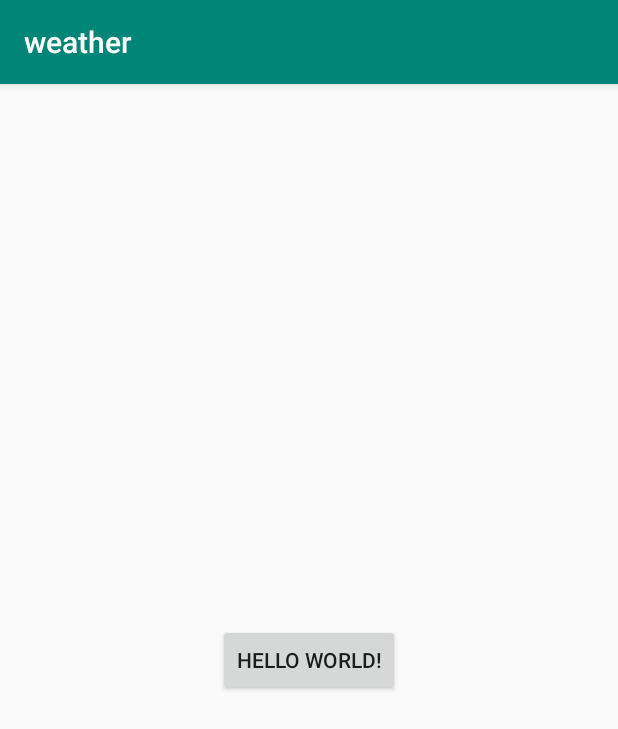
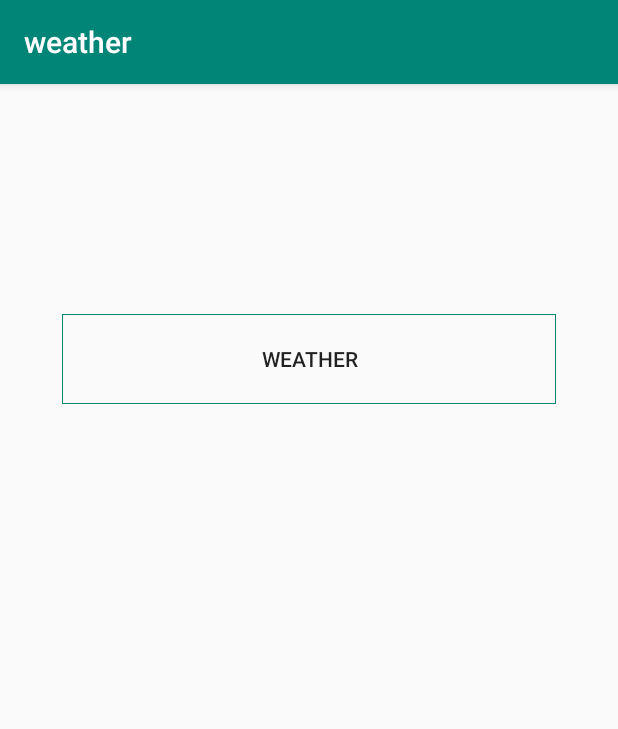
Before and after one commit to shuqianlan/weather, an Android app: the screen it shows after launch (HomeActivity), on a phone screen of 412 x 824 dp. Shown: the top 729 px of the screen. Run offline under Robolectric (Android 15) with nearby library versions, the phone set to English and light mode, and no system bars; our stand-ins replace ButterKnife; libraries missing offline, so code that uses them is left out: com.baidu.location; 12 statements that could not run were skipped.

Commit message:
彩云
- 官方说明文档.

```diff
--- a/app/build.gradle
+++ b/app/build.gradle
@@ -42,9 +42,12 @@ dependencies {
     //    })
     implementation 'com.android.support:appcompat-v7:28.0.0'
     implementation 'com.android.support.constraint:constraint-layout:1.1.3'
+    implementation 'com.android.support:design:28.0.0'
     testImplementation 'junit:junit:4.12'
     androidTestImplementation 'com.android.support.test:runner:1.0.2'
     androidTestImplementation 'com.android.support.test.espresso:espresso-core:3.0.2'
     implementation 'com.jakewharton:butterknife:9.0.0-rc1'
     implementation 'com.jakewharton:butterknife-compiler:9.0.0-rc1'
+    implementation 'com.squareup.okhttp3:okhttp:3.11.0'
+    implementation 'com.squareup.okio:okio:2.1.0'
 }
--- a/app/src/main/java/com/ilifesmart/WeatherApplication.java
+++ b/app/src/main/java/com/ilifesmart/WeatherApplication.java
@@ -16,16 +16,16 @@ public class WeatherApplication extends Application {
 
     private double mLatitude;
     private double mLongitude;
-    private Context mApplicationContext;
+
+    private static Context mContext;
 
     @Override
     public void onCreate() {
         super.onCreate();
 
-        mApplicationContext = getApplicationContext();
+        mContext = getApplicationContext();
         mLocationClient = new LocationClient(getApplicationContext());
         mLocationClient.registerLocationListener(mLocationListener);
-
 
         option.setLocationMode(LocationClientOption.LocationMode.Hight_Accuracy);
         option.setCoorType("GCJ02"); // 经纬度坐标类型.
@@ -36,7 +36,6 @@ public class WeatherApplication extends Application {
         option.setWifiCacheTimeOut(5*60*1000);
         option.setEnableSimulateGps(false);
         mLocationClient.setLocOption(option);
-
     }
 
     public static boolean isInLocating() {
@@ -54,4 +53,9 @@ public class WeatherApplication extends Application {
     public static void stopLocation() {
         mLocationClient.stop();
     }
+
+    public static Context getContext() {
+        return mContext;
+    }
+
 }
--- /dev/null
+++ b/app/src/main/res/drawable/stroke_background.xml
@@ -0,0 +1,7 @@
+<?xml version="1.0" encoding="utf-8"?>
+<shape xmlns:android="http://schemas.android.com/apk/res/android"
+    android:shape="rectangle"
+    >
+
+    <stroke android:width="1px" android:color="@color/colorPrimary" />
+</shape>
--- a/app/src/main/res/layout/activity_home.xml
+++ b/app/src/main/res/layout/activity_home.xml
@@ -5,16 +5,33 @@
     xmlns:app="http://schemas.android.com/apk/res-auto"
     android:layout_width="match_parent"
     android:layout_height="match_parent"
-    tools:context=".HomeActivity">
+    tools:context="com.ilifesmart.HomeActivity">
 
-    <Button
-        android:layout_width="wrap_content"
-        android:layout_height="wrap_content"
-        android:id="@+id/start"
-        android:text="Hello World!"
+    <ScrollView
+        android:layout_width="0dp"
+        android:layout_height="0dp"
+        app:layout_constraintWidth_percent="0.8"
+        app:layout_constraintHeight_percent="0.6"
+        app:layout_constraintStart_toStartOf="parent"
+        app:layout_constraintEnd_toEndOf="parent"
+        app:layout_constraintTop_toTopOf="parent"
         app:layout_constraintBottom_toBottomOf="parent"
-        app:layout_constraintLeft_toLeftOf="parent"
-        app:layout_constraintRight_toRightOf="parent"
-        app:layout_constraintTop_toTopOf="parent" />
+        >
+
+        <LinearLayout
+            android:layout_width="match_parent"
+            android:layout_height="match_parent"
+            android:orientation="vertical">
+
+            <Button
+                android:layout_width="match_parent"
+                android:layout_height="60dp"
+                android:background="@drawable/stroke_background"
+                android:id="@+id/weather"
+                android:text="Weather"
+                android:layout_gravity="center"
+                />
+        </LinearLayout>
+    </ScrollView>
 
 </android.support.constraint.ConstraintLayout>
--- /dev/null
+++ b/app/src/main/res/values/dimens.xml
@@ -0,0 +1,5 @@
+<resources>
+    <!-- Default screen margins, per the Android Design guidelines. -->
+    <dimen name="activity_horizontal_margin">16dp</dimen>
+    <dimen name="activity_vertical_margin">16dp</dimen>
+</resources>
--- a/app/src/main/res/values/strings.xml
+++ b/app/src/main/res/values/strings.xml
@@ -1,3 +1,5 @@
 <resources>
     <string name="app_name">weather</string>
+    <string name="title_activity_login">Sign in</string>
+
 </resources>
```
Also changed, not shown: app/src/main/AndroidManifest.xml (+33 -24 lines), app/src/main/java/com/ilifesmart/HomeActivity.java (renamed from app/src/main/java/com/ilifesmart/weather/HomeActivity.java, +15 -8 lines), app/src/main/java/com/ilifesmart/interfaces/Response.java (added, +15 -0 lines), app/src/main/java/com/ilifesmart/net/Utils.java (+47 -0 lines), app/src/main/java/com/ilifesmart/weather/WeatherActivity.java (added, +73 -0 lines), app/src/main/res/layout/activity_weather_home.xml (added, +41 -0 lines), 3 other files.
